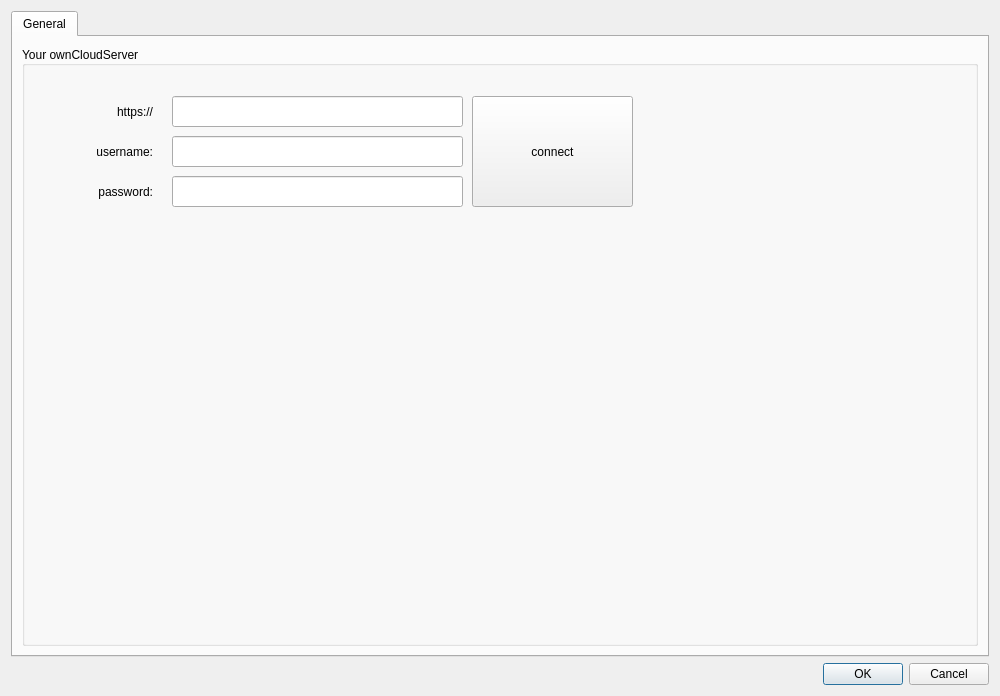
pbek/QOwnNotes, file src/settingsdialog.ui: the form before one commit.
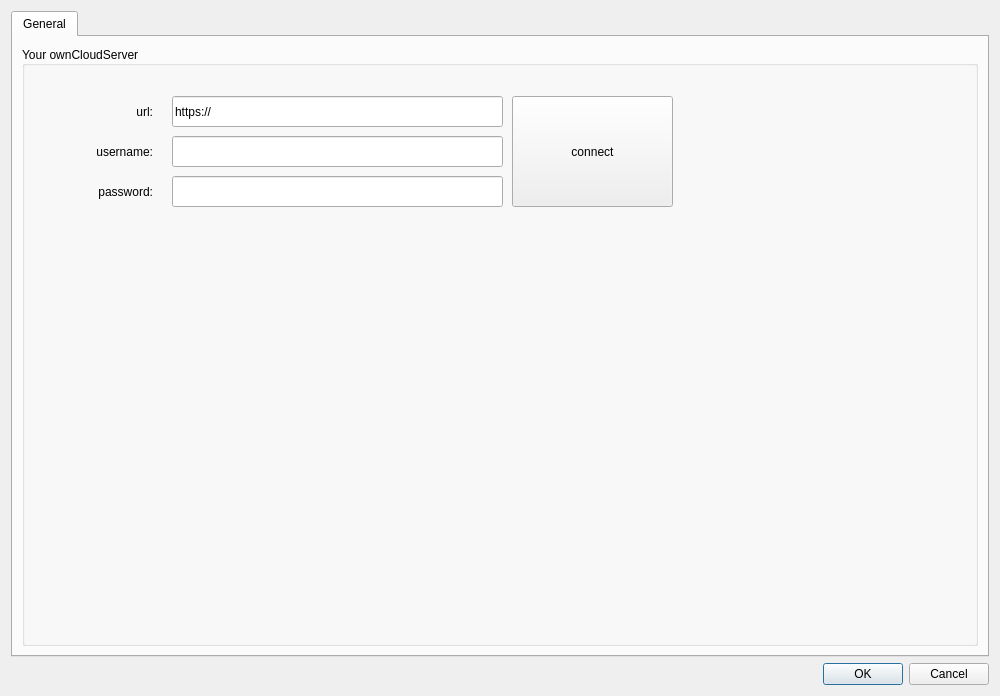
The form after the commit. Icons and pictures are not drawn.

The edit to the form file:
```diff
--- a/src/settingsdialog.ui
+++ b/src/settingsdialog.ui
@@ -59,10 +59,16 @@
              <rect>
               <x>150</x>
               <y>50</y>
-              <width>291</width>
+              <width>331</width>
               <height>31</height>
              </rect>
             </property>
+            <property name="toolTip">
+             <string>&lt;html&gt;&lt;head/&gt;&lt;body&gt;&lt;p&gt;example: &lt;span style=&quot; font-style:italic;&quot;&gt;https://cloud.yourserver.com&lt;/span&gt;&lt;/p&gt;&lt;/body&gt;&lt;/html&gt;</string>
+            </property>
+            <property name="text">
+             <string>https://</string>
+            </property>
            </widget>
            <widget class="QLabel" name="label_3">
             <property name="geometry">
@@ -90,7 +96,7 @@
              </rect>
             </property>
             <property name="text">
-             <string>https://</string>
+             <string>url:</string>
             </property>
             <property name="alignment">
              <set>Qt::AlignRight|Qt::AlignTrailing|Qt::AlignVCenter</set>
@@ -101,7 +107,7 @@
              <rect>
               <x>150</x>
               <y>90</y>
-              <width>291</width>
+              <width>331</width>
               <height>31</height>
              </rect>
             </property>
@@ -127,7 +133,7 @@
              <rect>
               <x>150</x>
               <y>130</y>
-              <width>291</width>
+              <width>331</width>
               <height>31</height>
              </rect>
             </property>
@@ -135,7 +141,7 @@
            <widget class="QPushButton" name="connectButton">
             <property name="geometry">
              <rect>
-              <x>450</x>
+              <x>490</x>
               <y>50</y>
               <width>161</width>
               <height>111</height>
```
Left out of the diff: 2 changed lines with no effect on the pictures.
